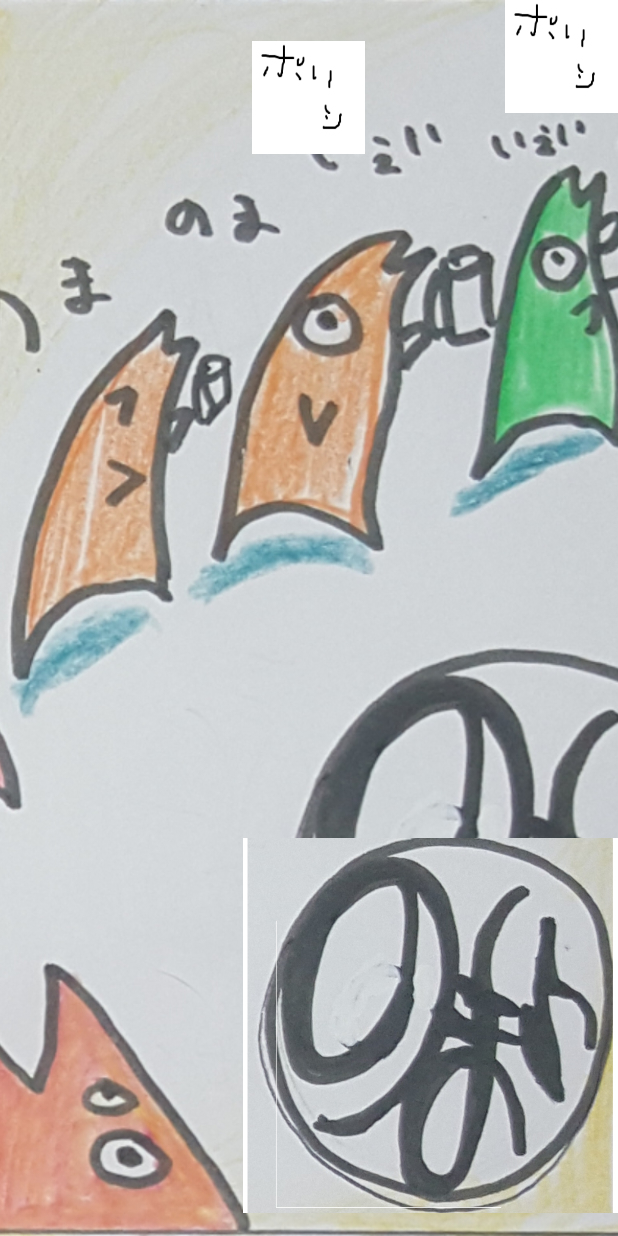
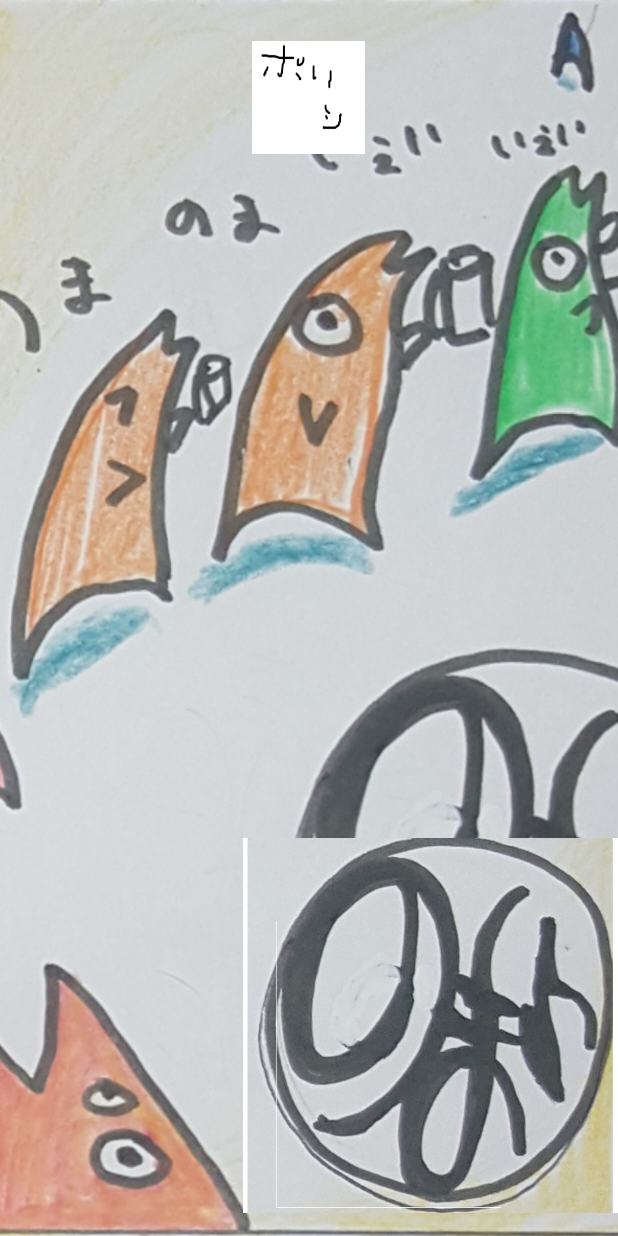
Before and after one commit to oplPRP/KMNM, an Android app: the GameActivity screen opened directly, with no data from a screen before it, after a tap on an icon or button, on a phone screen of 412 x 824 dp. Run offline under Robolectric (Android 15) with nearby library versions, the phone set to English and light mode, and no system bars.

Commit message:
ゲーム画面からの遷移追加 ゲーム画面ポリシー表示修正

```diff
--- a/KMNM/app/src/main/java/com/example/prp/kmnm/GameActivity.java
+++ b/KMNM/app/src/main/java/com/example/prp/kmnm/GameActivity.java
@@ -1,6 +1,7 @@
 package com.example.prp.kmnm;
 
 import android.app.Fragment;
+import android.content.Intent;
 import android.graphics.Camera;
 import android.os.Bundle;
 import android.os.Handler;
@@ -57,7 +58,7 @@ public class GameActivity extends Activity implements View.OnClickListener{
     }
 
     public void onClick (View view) {
-        if (view.getId() == R.id.start) {
+        if (view.getId() == R.id.gamePushBtn) {
             clickCounter = clickCounter + 1;
             Log.d("乱数", String.valueOf(randomNumber));
             Log.d("クリック数", String.valueOf(clickCounter));
@@ -69,7 +70,8 @@ public class GameActivity extends Activity implements View.OnClickListener{
                 timer.postDelayed(new Runnable() {
                     @Override
                     public void run() {
-                        findViewById(R.id.game_hit).setVisibility(View.INVISIBLE);
+                        Intent intent = new Intent(getApplicationContext(), PostingActivity.class);
+                        startActivity(intent);
                     }
                 }, 1000);
             }
@@ -95,7 +97,7 @@ public class GameActivity extends Activity implements View.OnClickListener{
             ruleWindow.setWidth(viewWidth);
             ruleWindow.setHeight(viewHeight);
 
-            ruleWindow.showAtLocation(findViewById(R.id.background), Gravity.CENTER, 0, 0);
+            ruleWindow.showAtLocation(findViewById(R.id.gameBg), Gravity.CENTER, 0, 0);
 
             //画面内タップで閉じる
             popupView.setOnClickListener(new View.OnClickListener(){
--- a/KMNM/app/src/main/res/layout/activity_game.xml
+++ b/KMNM/app/src/main/res/layout/activity_game.xml
@@ -34,31 +34,20 @@
         android:layout_alignParentBottom="true"
         android:layout_alignParentEnd="true" />
 
+    <ImageButton
+        android:layout_width="75dp"
+        android:layout_height="75dp"
+        android:id="@+id/policy"
+        android:src="@drawable/policybutton"
+        android:scaleType="fitXY"
+        android:layout_centerHorizontal="true"
+        android:layout_marginTop="27dp"
+        android:background="@null"/>
+
     <ImageView
         android:layout_width="match_parent"
         android:layout_height="match_parent"
         android:id="@+id/game_hit"
         android:scaleType="centerCrop" />
 
-    <ImageButton
-        android:layout_width="75dp"
-        android:layout_height="75dp"
-        android:id="@+id/imageButton"
-        android:src="@drawable/policybutton"
-        android:scaleType="fitXY"
-        android:background="@null"
-        android:layout_alignParentTop="true"
-        android:layout_alignEnd="@+id/gamePushBtn" />
-
-    <ImageButton
-        android:layout_width="75dp"
-        android:layout_height="75dp"
-        android:id="@+id/policy"
-        android:src="@drawable/policybutton"
-        android:scaleType="fitXY"
-        android:layout_below="@+id/start"
-        android:layout_centerHorizontal="true"
-        android:layout_marginTop="27dp"
-        android:background="@null"/>
-
 </RelativeLayout>
```
